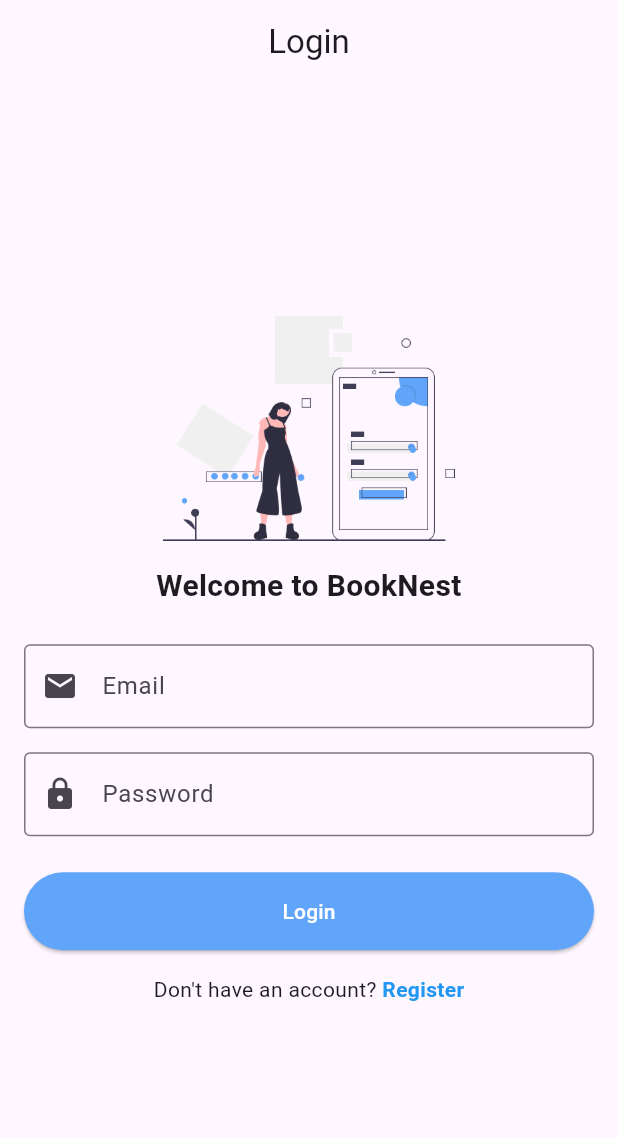
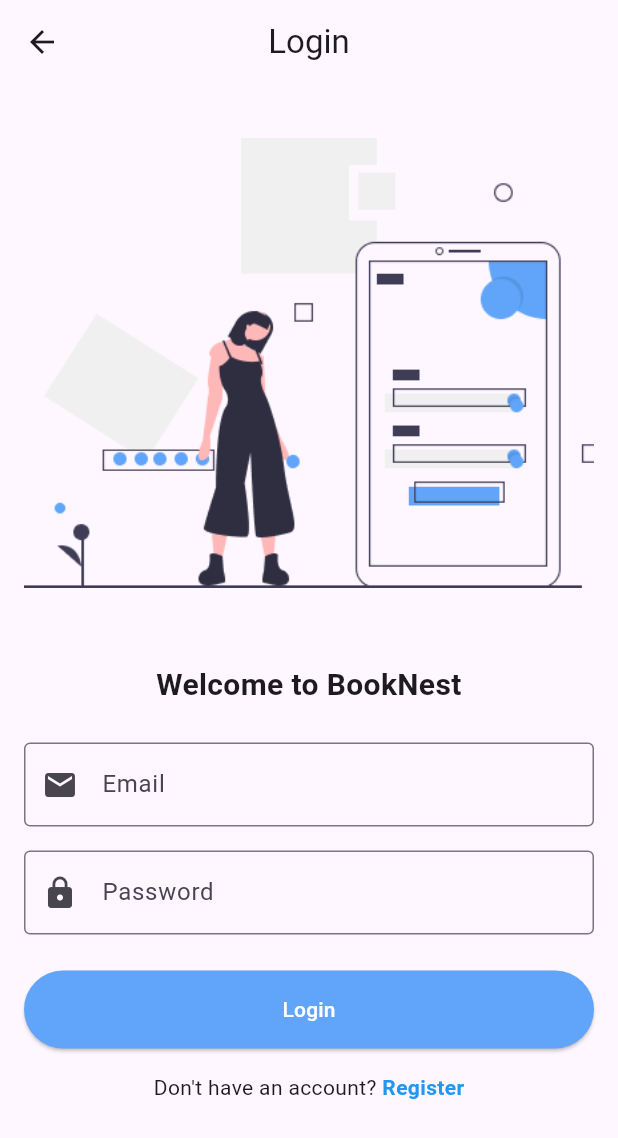
Before and after one commit to hanphong2977/booknest_app, a Flutter app: the LoginPage screen opened directly, on a phone screen of 412 x 824 dp. Shown: the top 1138 px of the screen. Run offline on Flutter 3.47's test engine with Material 3 defaults, Android fonts, the light colour scheme and no system bars.

Commit message:
update Login page 6/12/2024 10:33pm

```diff
--- a/lib/login_page.dart
+++ b/lib/login_page.dart
@@ -16,17 +16,21 @@
         title: Text('Login'),
         centerTitle: true,
       ),
-      body: Padding(
+      body: SingleChildScrollView(
+        child: Padding(
           padding: const EdgeInsets.all(16.0),
           child: Column(
-          mainAxisAlignment: MainAxisAlignment.center,
             crossAxisAlignment: CrossAxisAlignment.stretch,
             children: [
+              SizedBox(height: 20,),
+              // Hình ảnh phía trên cùng
               Image.asset(
                 'assets/images/login_page_img.png',
-              height: 150,
+                height: 300,
+                fit: BoxFit.cover,
               ),
-            SizedBox(height: 16),
+              SizedBox(height: 50),
+              // Tiêu đề chào mừng
               Text(
                 'Welcome to BookNest',
                 textAlign: TextAlign.center,
@@ -36,6 +40,7 @@
                 ),
               ),
               SizedBox(height: 24),
+              // Email input
               TextField(
                 controller: _emailController,
                 decoration: InputDecoration(
@@ -46,6 +51,7 @@
                 keyboardType: TextInputType.emailAddress,
               ),
               SizedBox(height: 16),
+              // Password input
               TextField(
                 controller: _passwordController,
                 decoration: InputDecoration(
@@ -56,27 +62,27 @@
                 obscureText: true,
               ),
               SizedBox(height: 24),
+              // Nút đăng nhập
               ElevatedButton(
                 onPressed: () {
-                // Xử lý logic đăng nhập tại đây
                   print('Email: ${_emailController.text}');
                   print('Password: ${_passwordController.text}');
                 },
                 style: ElevatedButton.styleFrom(
-                backgroundColor: Color(0xFF60A5FA), // Màu nền của nút
-                foregroundColor: Colors.white,      // Màu chữ
+                  backgroundColor: Color(0xFF60A5FA),
+                  foregroundColor: Colors.white,
                   padding: EdgeInsets.symmetric(vertical: 16.0),
                 ),
                 child: Text('Login'),
               ),
               SizedBox(height: 16),
+              // Đăng ký
               Row(
                 mainAxisAlignment: MainAxisAlignment.center,
                 children: [
                   Text("Don't have an account? "),
                   GestureDetector(
                     onTap: () {
-                    // Điều hướng đến trang đăng ký
                       Navigator.push(
                         context,
                         MaterialPageRoute(builder: (context) => RegisterPage()),
@@ -93,6 +99,7 @@
                 ],
               ),
             ],
+          ),
         ),
       ),
     );
--- a/lib/main.dart
+++ b/lib/main.dart
@@ -1,5 +1,5 @@
 import 'package:booknest_app/login_page.dart';
-// import 'package:booknest_app/start_page.dart';
+import 'package:booknest_app/start_page.dart';
 import 'package:flutter/material.dart';
 
 void main() {
@@ -18,7 +18,7 @@
         colorScheme: ColorScheme.fromSeed(seedColor: Colors.deepPurple),
         useMaterial3: true,
       ),
-      home: LoginPage(),
+      home: StartPage(),
     );
   }
 }
--- a/lib/start_page.dart
+++ b/lib/start_page.dart
@@ -1,3 +1,4 @@
+import 'package:booknest_app/login_page.dart';
 import 'package:flutter/material.dart';
 import 'dart:async';
 
@@ -101,7 +102,7 @@
             mainAxisAlignment: MainAxisAlignment.center,
             children: List.generate(
               _images.length,
-                  (index) => AnimatedContainer(
+              (index) => AnimatedContainer(
                 duration: Duration(milliseconds: 300),
                 margin: EdgeInsets.symmetric(horizontal: 4),
                 width: _currentPage == index ? 12 : 8,
@@ -123,8 +124,11 @@
               ),
             ),
             onPressed: () {
-              // Thêm hành động khi nhấn nút Start
-              print('Start button pressed!');
+              // Điều hướng đến LoginPage khi bấm nút
+              Navigator.push(
+                context,
+                MaterialPageRoute(builder: (context) => LoginPage()),
+              );
             },
             child: Text(
               'Start',
--- a/pubspec.yaml
+++ b/pubspec.yaml
@@ -52,10 +52,6 @@
 
 # The following section is specific to Flutter packages.
 flutter:
-
-  # The following line ensures that the Material Icons font is
-  # included with your application, so that you can use the icons in
-  # the material Icons class.
   uses-material-design: true
   assets:
     - assets/images/start_page_img_1.png
```
Lines whose indentation alone changed are shown as unchanged.
